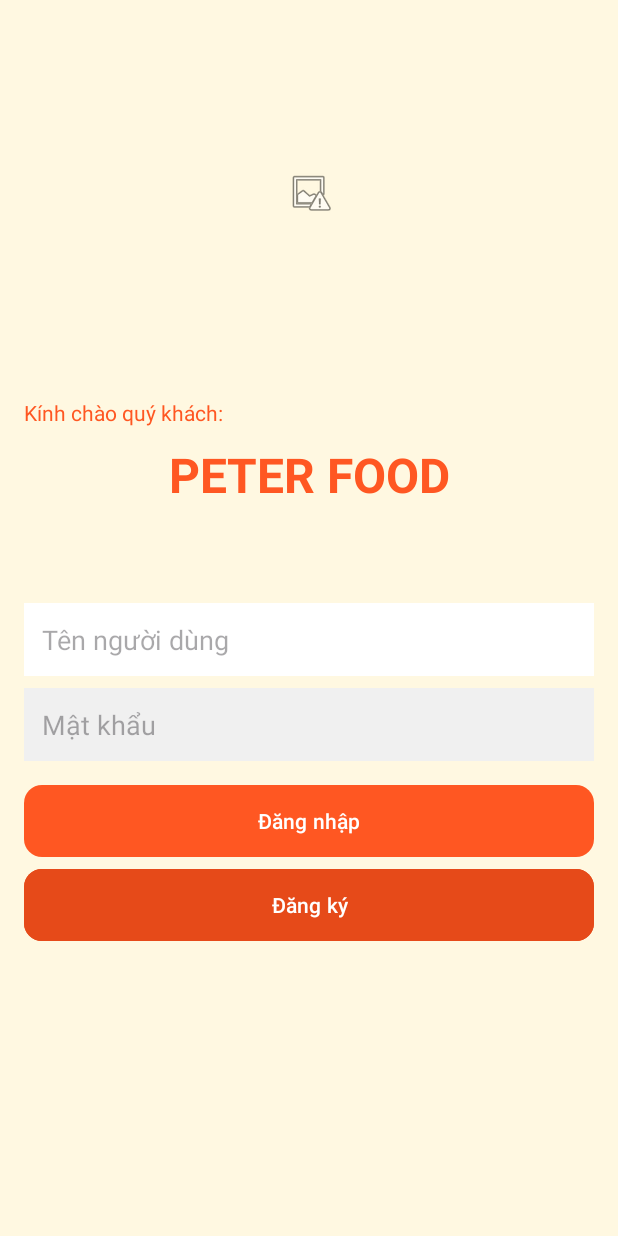
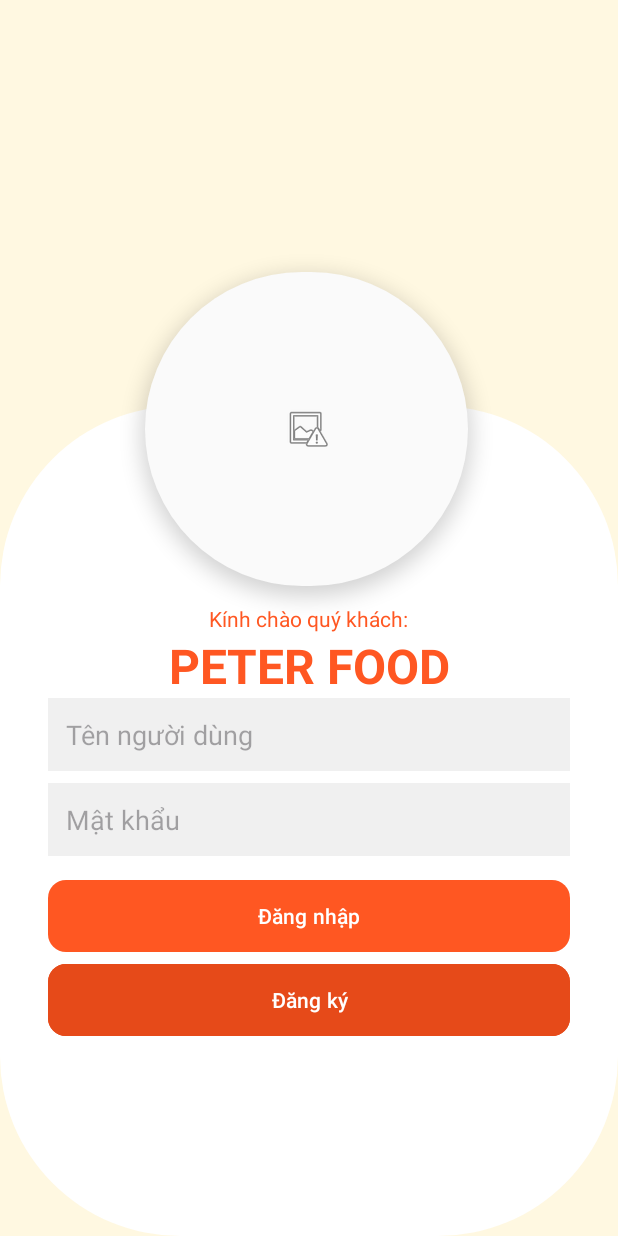
Before and after one commit to Thanh-Vui-Minx/Andoird, an Android app: the screen it shows after launch (MainActivity), on a phone screen of 412 x 824 dp. Run offline under Robolectric (Android 15) with nearby library versions, the phone set to English and light mode, and no system bars; our stand-ins replace Firebase (no records; nobody signed in at launch, a user with empty details on screens opened directly); pictures from the network do not load.

Commit message:
cap nhat truoc buoi hoc

```diff
--- /dev/null
+++ b/app/src/main/res/drawable/ray_circle.xml
@@ -0,0 +1,6 @@
+<?xml version="1.0" encoding="utf-8"?>
+<shape xmlns:android="http://schemas.android.com/apk/res/android">
+    <solid android:color="#fafafa" />
+    <corners android:radius="140dp" />
+
+</shape>
--- /dev/null
+++ b/app/src/main/res/drawable/white_circle.xml
@@ -0,0 +1,5 @@
+<?xml version="1.0" encoding="utf-8"?>
+<shape xmlns:android="http://schemas.android.com/apk/res/android">
+    <solid android:color="#FFFFFF" />
+    <corners android:radius ="120dp" />
+</shape>
--- a/app/src/main/res/layout/activity_main.xml
+++ b/app/src/main/res/layout/activity_main.xml
@@ -1,31 +1,56 @@
 <?xml version="1.0" encoding="utf-8"?>
-<LinearLayout xmlns:android="http://schemas.android.com/apk/res/android"
+<RelativeLayout xmlns:android="http://schemas.android.com/apk/res/android"
+    android:layout_width="match_parent"
+    android:layout_height="match_parent">
+    <View
+        android:id="@+id/topBackground"
         android:layout_width="match_parent"
         android:layout_height="match_parent"
-    android:orientation="vertical"
-    android:padding="16dp"
-    android:background="@color/background">
-
+        android:background="@color/background" />
+    <FrameLayout
+        android:id="@+id/whiteCircle"
+        android:layout_width="215dp"
+        android:layout_height="209dp"
+        android:layout_alignParentTop="true"
+        android:layout_alignParentEnd="true"
+        android:layout_marginTop="181dp"
+        android:layout_marginEnd="100dp"
+        android:background="@drawable/ray_circle"
+        android:elevation="8dp">
         <ImageView
             android:id="@+id/ivLogo"
-        android:layout_width="381dp"
-        android:layout_height="225dp"
-        android:layout_marginBottom="24dp"
+            android:layout_width="147dp"
+            android:layout_height="140dp"
+            android:layout_gravity="center"
             android:adjustViewBounds="true"
-        android:cropToPadding="true"
             android:scaleType="centerInside" />
+
+    </FrameLayout>
+    <View
+        android:layout_width="match_parent"
+        android:layout_height="600dp"
+        android:layout_below="@+id/whiteCircle"
+        android:layout_marginTop="-120dp"
+        android:background="@drawable/white_circle" />
+    <LinearLayout
+        android:layout_width="match_parent"
+        android:layout_height="wrap_content"
+        android:orientation="vertical"
+        android:padding="32dp"
+        android:layout_below="@+id/whiteCircle"
+        android:layout_marginTop="-60dp"
+        android:gravity="center_horizontal">
 
         <TextView
             android:layout_width="wrap_content"
             android:layout_height="wrap_content"
             android:text="Kính chào quý khách:"
-        android:textColor="@color/primary" />
+            android:textColor="@color/primary"
+            android:layout_marginTop="40dp" />
 
         <TextView
             android:layout_width="match_parent"
             android:layout_height="wrap_content"
-        android:layout_marginTop="10dp"
-        android:layout_marginBottom="64dp"
             android:text="PETER FOOD"
             android:textAlignment="center"
             android:textColor="#FF5722"
@@ -48,7 +73,7 @@
             android:layout_height="wrap_content"
             android:hint="Mật khẩu"
             android:inputType="textPassword"
-        android:background="#F0F0F0"
+            android:background="@color/surface"
             android:padding="12dp"
             android:layout_marginBottom="16dp" />
 
@@ -69,3 +94,5 @@
             android:backgroundTint="@color/primaryDark" />
 
     </LinearLayout>
+
+</RelativeLayout>
--- a/app/src/main/res/values/colors.xml
+++ b/app/src/main/res/values/colors.xml
@@ -5,7 +5,7 @@
     <color name="secondary">#4CAF50</color>
     <color name="accent">#FFC107</color>
     <color name="background">#FFF8E1</color>
-    <color name="surface">#FFFFFF</color>
+    <color name="surface">#F0F0F0</color>
     <color name="textPrimary">#212121</color>
     <color name="textSecondary">#757575</color>
     <color name="danger">#F44336</color>
```
Also changed, not shown: app/src/main/java/com/example/peterfood/MenuActivity.java (+77 -90 lines), app/src/main/res/layout/activity_signup.xml (+44 -13 lines), app/src/main/res/layout/dialog_food_details.xml (+8 -12 lines), app/src/main/res/values/styles.xml (+12 -0 lines). Lines whose indentation alone changed are shown as unchanged.
